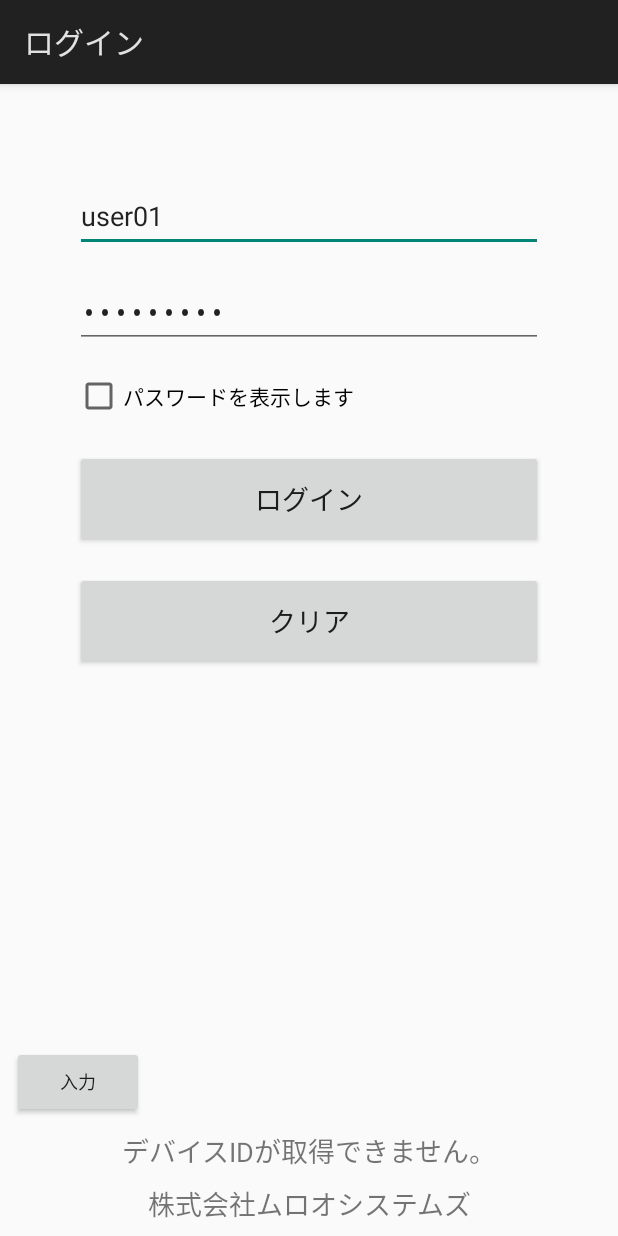
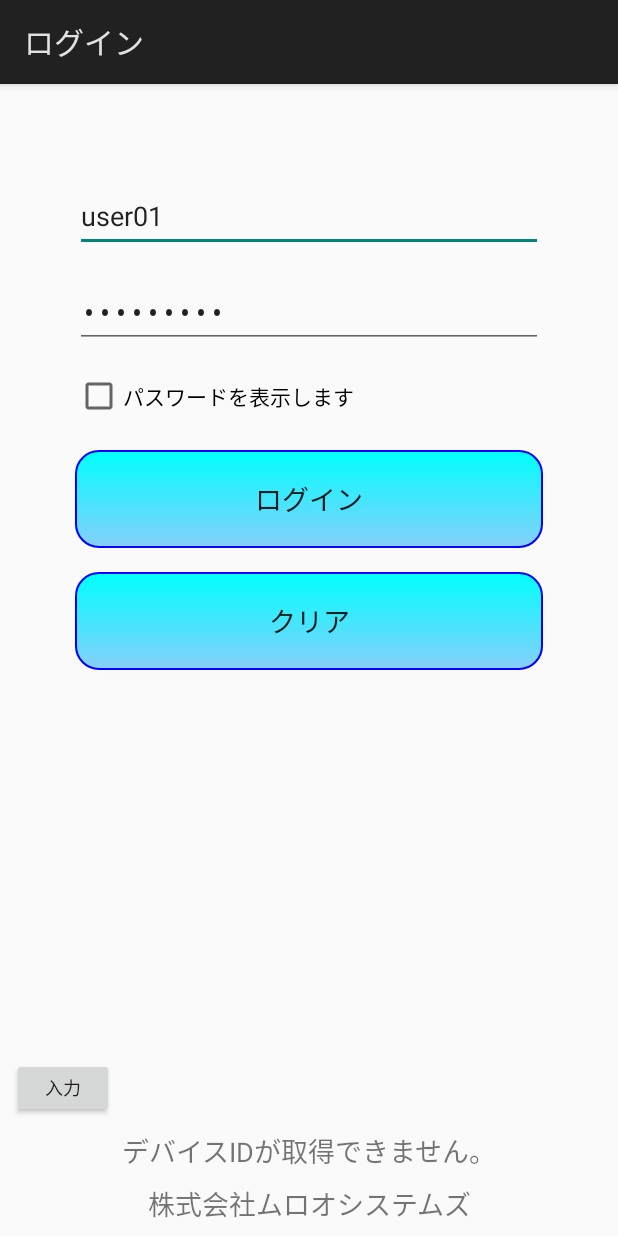
Before and after one commit to lanfeng163/bspsample01, an Android app: the screen it shows after launch (MainActivity), after a tap on "入力", on a phone screen of 412 x 824 dp. Run offline under Robolectric (Android 15) with nearby library versions, the phone set to English and light mode, and no system bars; libraries missing offline, so code that uses them is left out: woyou.aidlservice.jiuiv5; 1 statement that could not run was skipped.

Commit message:
V1.0.0 完成！　2019/01/07

```diff
--- a/app/src/main/java/jp/co/muroo/systems/bsp/activity/MainActivity.java
+++ b/app/src/main/java/jp/co/muroo/systems/bsp/activity/MainActivity.java
@@ -189,14 +189,14 @@ public class MainActivity extends Activity {
 
             //ユーザーIDが入力していない。
             if ( TextUtils.isEmpty(userIdEdi) ) {
-                Toast.makeText(MainActivity.this, R.string.msg0001, Toast.LENGTH_SHORT).show();
+                Toast.makeText(MainActivity.this, R.string.msg0013, Toast.LENGTH_SHORT).show();
                 mspApp.setUserId(null);
                 return;
             }
 
             //パースワードが入力していない。
             if ( TextUtils.isEmpty(passwordEdi) ) {
-                Toast.makeText(MainActivity.this, R.string.msg0002, Toast.LENGTH_SHORT).show();
+                Toast.makeText(MainActivity.this, R.string.msg0014, Toast.LENGTH_SHORT).show();
                 mspApp.setUserId(null);
                 return;
             }
--- a/app/src/main/java/jp/co/muroo/systems/bsp/activity/PayActivity.java
+++ b/app/src/main/java/jp/co/muroo/systems/bsp/activity/PayActivity.java
@@ -70,8 +70,7 @@ public class PayActivity extends Activity {
         //画面のデータを初期化
         this.initLayout();
 
-        String userId = mspApp.getUserId();
-        userInfoTextView.setText(userId);
+        userInfoTextView.setText(mspApp.getShopName() + "/" + mspApp.getUserId());
 
         processKbn =  mspApp.getProcessKbn();
         //処理区分により、画面の文字を初期化
--- a/app/src/main/java/jp/co/muroo/systems/bsp/activity/PaylistActivity.java
+++ b/app/src/main/java/jp/co/muroo/systems/bsp/activity/PaylistActivity.java
@@ -341,12 +341,12 @@ public class PaylistActivity extends Activity {
                     mspApp.setResultKbn("00");//WebAPI処理 正常
 
                     String resultCount = jsonResult.getString("ResultCount");
+                    //明細データをセット(データが無し時、明細をクリアします)
+                    setPayList(jsonResult);
+
                     if ("0".equals(resultCount)) {
                         mspApp.setResultKbn("-1");//結果データがない
                         resultMessage = getString(R.string.msg0010);
-                    } else {
-                        //明細データをセット
-                        setPayList(jsonResult);
                     }
                 }
             } else {
--- /dev/null
+++ b/app/src/main/res/drawable/button_msp.xml
@@ -0,0 +1,52 @@
+<?xml version="1.0" encoding="utf-8"?>
+<selector
+    xmlns:android="http://schemas.android.com/apk/res/android">
+
+    <item android:state_pressed="true" >
+        <shape
+            xmlns:android="http://schemas.android.com/apk/res/android"
+            android:shape="rectangle">
+            <gradient
+                android:startColor="@color/color_yellow"
+                android:endColor="@color/color_lawngreen"
+                android:angle="270" />
+            <stroke
+                android:width="1dp"
+                android:color="@color/color_blue" />
+            <corners
+                android:radius="15dp" />
+            <padding
+                android:left="10dp"
+                android:top="10dp"
+                android:right="10dp"
+                android:bottom="10dp" />
+            <size
+                android:height="30dp"
+                android:width="30dp" />
+        </shape>
+    </item>
+
+    <item android:state_pressed="false">
+        <shape
+            xmlns:android="http://schemas.android.com/apk/res/android"
+            android:shape="rectangle">
+            <gradient
+                android:startColor="@color/color_lightskyblue"
+                android:endColor="@color/color_cyan"
+                android:angle="90" />
+            <stroke
+                android:width="1dp"
+                android:color="@color/color_blue" />
+            <corners
+                android:radius="15dp" />
+            <padding
+                android:left="10dp"
+                android:top="10dp"
+                android:right="10dp"
+                android:bottom="10dp" />
+            <size
+                android:height="30dp"
+                android:width="30dp" />
+        </shape>
+    </item>
+</selector>
--- a/app/src/main/res/layout/activity_detail.xml
+++ b/app/src/main/res/layout/activity_detail.xml
@@ -201,6 +201,7 @@
         android:layout_height="62dp"
         android:layout_marginStart="16dp"
         android:layout_marginTop="20dp"
+        android:background="@drawable/button_msp"
         android:onClick="printClick"
         android:text="@string/button_print"
         android:textSize="@dimen/font_size1"
@@ -213,6 +214,7 @@
         android:layout_height="62dp"
         android:layout_marginStart="8dp"
         android:layout_marginEnd="16dp"
+        android:background="@drawable/button_msp"
         android:onClick="endClick"
         android:text="@string/button_end"
         android:textSize="@dimen/font_size1"
@@ -226,6 +228,7 @@
         android:layout_height="wrap_content"
         android:layout_marginStart="16dp"
         android:layout_marginBottom="8dp"
+        android:background="@drawable/button_msp"
         android:onClick="cancelClick"
         android:text="@string/button_cancel"
         android:textSize="@dimen/font_size1"
--- a/app/src/main/res/layout/activity_main.xml
+++ b/app/src/main/res/layout/activity_main.xml
@@ -48,6 +48,7 @@
         android:layout_marginStart="50dp"
         android:layout_marginTop="20dp"
         android:layout_marginEnd="50dp"
+        android:background="@drawable/button_msp"
         android:onClick="login"
         android:text="@string/btn_login"
         android:textSize="@dimen/font_size1"
@@ -62,6 +63,7 @@
         android:layout_marginStart="50dp"
         android:layout_marginTop="16dp"
         android:layout_marginEnd="50dp"
+        android:background="@drawable/button_msp"
         android:onClick="clear"
         android:text="@string/btn_clear"
         android:textSize="@dimen/font_size1"
@@ -71,8 +73,8 @@
 
     <Button
         android:id="@+id/btn_Stop2"
-        android:layout_width="0dp"
-        android:layout_height="wrap_content"
+        android:layout_width="68dp"
+        android:layout_height="40dp"
         android:layout_marginStart="8dp"
         android:layout_marginBottom="8dp"
         android:onClick="input"
--- a/app/src/main/res/layout/activity_menu.xml
+++ b/app/src/main/res/layout/activity_menu.xml
@@ -14,7 +14,7 @@
         android:layout_marginEnd="16dp"
         android:layout_marginBottom="8dp"
         android:text="TextView"
-        android:textAlignment="center"
+        android:textAlignment="textStart"
         android:textSize="@dimen/font_size1"
         app:layout_constraintBottom_toBottomOf="parent"
         app:layout_constraintEnd_toEndOf="parent"
--- a/app/src/main/res/layout/activity_pay.xml
+++ b/app/src/main/res/layout/activity_pay.xml
@@ -72,6 +72,7 @@
         android:layout_height="34dp"
         android:layout_marginEnd="2dp"
         android:layout_marginBottom="2dp"
+        android:background="@drawable/button_msp"
         android:onClick="seed"
         android:text="@string/button_seed"
         android:textSize="12sp"
--- a/app/src/main/res/layout/muroo_key_view.xml
+++ b/app/src/main/res/layout/muroo_key_view.xml
@@ -160,6 +160,7 @@
         android:layout_marginTop="0dp"
         android:layout_marginEnd="5dp"
         android:layout_toEndOf="@id/keyButtonBS"
+        android:background="@drawable/button_msp"
         android:text="@string/muroo_key_str_et"
         android:textSize="@dimen/font_size1" />
 
--- a/app/src/main/res/values/colors.xml
+++ b/app/src/main/res/values/colors.xml
@@ -1,7 +1,19 @@
 <?xml version="1.0" encoding="utf-8"?>
 <resources>
-    <color name="colorPrimary">#3F51B5</color>
-    <color name="colorPrimaryDark">#303F9F</color>
-    <color name="colorAccent">#FF4081</color>
-    <color name="color_text_black">#000000</color>
+    <color name="color_primary">#4957d3</color>
+    <color name="color_blue">#0000ff</color>
+
+    <color name="color_accent">#FF4081</color>
+    <color name="color_black">#000000</color>
+    <color name="color_white">#FFFFFF</color>
+    <color name="color_darkgreen">#006400</color>
+    <color name="color_darkviolet">#9400d3</color>
+
+    <color name="color_lawngreen">#7cfc00</color>
+    <color name="color_yellow">#ffff00</color>
+
+    <color name="color_lightskyblue">#87cefa</color>
+    <color name="color_cyan">#00ffff</color>
+
+
 </resources>
--- a/app/src/main/res/values/strings.xml
+++ b/app/src/main/res/values/strings.xml
@@ -68,8 +68,8 @@
     <string name="msp_pay_url">http://192.168.31.209:2000/msp/PaymentApi/PostPaymentProcess</string>
     <string name="msp_pay_ist_url">http://192.168.31.209:2000/msp/SearchApi/PostSearchTradeProcess</string>
 
-    <string name="msg0001">ユーザーIDを入力してください</string>
-    <string name="msg0002">パスワードを入力してください</string>
+    <string name="msg0001">ユーザーID</string>
+    <string name="msg0002">パスワード</string>
     <string name="msg0003">異常終了しました、管理者に連絡してください。</string>
     <string name="msg0004">デバイスIDを取得する際に失敗しました。</string>
     <string name="msg0005">デバイスIDが取得できません。</string>
@@ -82,9 +82,8 @@
     <string name="msg0011">…</string>
 
     <string name="msg0012">送信しました。少々お待ちください。</string>
-    <string name="msg0013">…</string>
-
-    <string name="msg0014">…</string>
+    <string name="msg0013">ユーザーIDを入力してください。</string>
+    <string name="msg0014">パスワードを入力してください。</string>
 
     <string name="msg0015">送信処理が異常発生しました。</string>
     <string name="msg0016">送信結果JSONの処理が異常終了しました。</string>
@@ -126,6 +125,6 @@
     <string name="muroo_key_str00">00</string>
     <string name="muroo_key_str_bs">🔙</string>
     <string name="muroo_key_str_ac">AC</string>
-    <string name="muroo_key_str_et">Enter</string>
+    <string name="muroo_key_str_et">[―]</string>
 
 </resources>
```
Also changed, not shown: app/src/main/java/jp/co/muroo/systems/bsp/activity/MenuActivity.java (+7 -7 lines).
